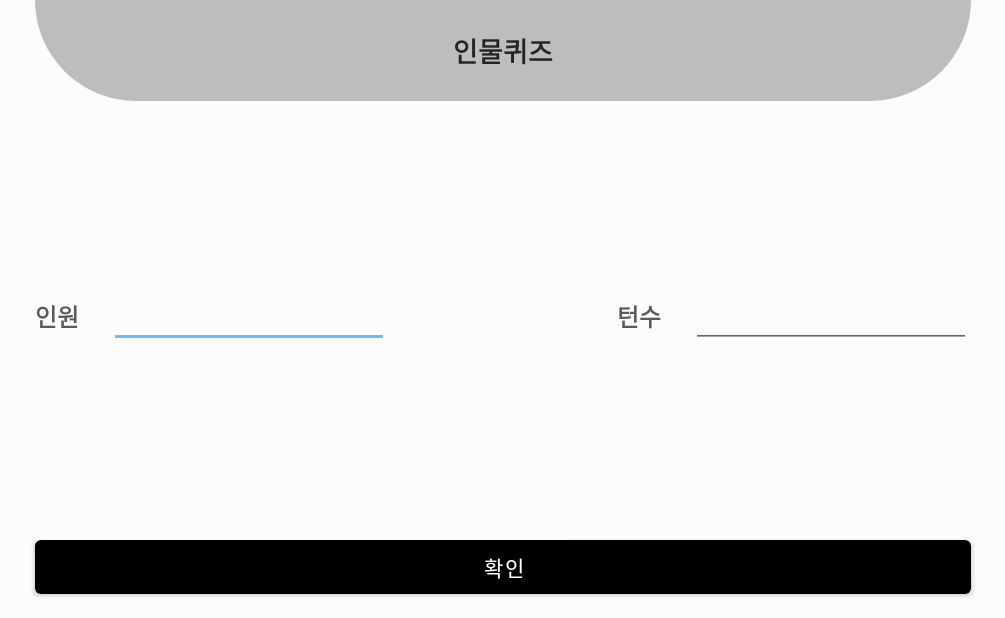
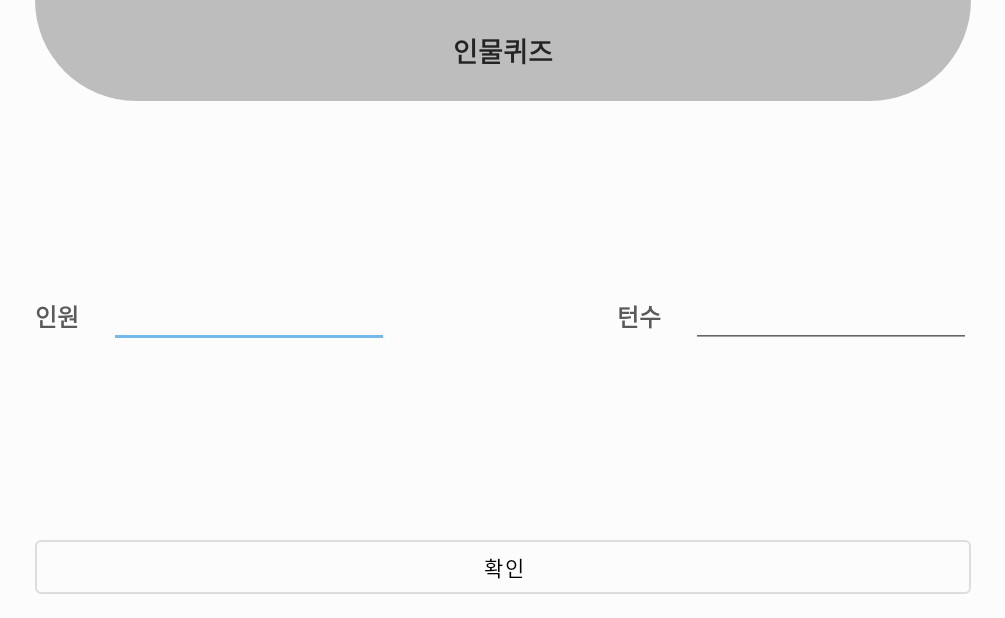
Before and after one commit to johyewon/randomGame, an Android app: the CharacterActivity screen opened directly, with no data from a screen before it, on a phone screen of 824 x 412 dp (held sideways). Shown: the whole screen, without its empty margins (115-1120 px from the left). Run offline under Robolectric (Android 15) with nearby library versions, the phone set to English and light mode, and no system bars; Roboto replaces fonts that are not available here.

```diff
--- a/app/src/main/java/com/hanix/randomgame/common/constants/AppConstants.kt
+++ b/app/src/main/java/com/hanix/randomgame/common/constants/AppConstants.kt
@@ -5,7 +5,7 @@ package com.hanix.randomgame.common.constants
  */
 object AppConstants {
     /** App Tag  */
-    const val TAG = "ClosetClient"
+    const val TAG = "RandomGame"
 
     /** 통신연결 Timeout 시간  */
     const val TIME_OUT = 15000 //15초
--- a/app/src/main/res/layout/activity_character.xml
+++ b/app/src/main/res/layout/activity_character.xml
@@ -93,6 +93,8 @@
         android:layout_marginStart="100dp"
         android:layout_marginEnd="100dp"
         android:layout_marginBottom="10dp"
+        style="@style/Widget.MaterialComponents.Button.OutlinedButton"
+        android:fontFamily="@font/applesdgothicneom"
         android:text="@string/cmm_confirm"
         app:layout_constraintBottom_toBottomOf="parent"
         app:layout_constraintEnd_toEndOf="parent"
--- a/app/src/main/res/values/styles.xml
+++ b/app/src/main/res/values/styles.xml
@@ -61,6 +61,10 @@
         <item name="android:fontFamily">@font/applesdgothicneom</item>
     </style>
 
+    <style name="customMaterialButtonFontStyle" parent="@style/Widget.MaterialComponents.Button">
+        <item name="android:fontFamily">@font/applesdgothicneom</item>
+    </style>
+
     <style name="customEditTextFontStyle" parent="@android:style/Widget.DeviceDefault.EditText">
         <item name="android:fontFamily">@font/applesdgothicneom</item>
     </style>
```
Also changed, not shown: app/src/main/java/com/hanix/randomgame/view/tab/character/CharGameActivity.kt (+13 -0 lines).
